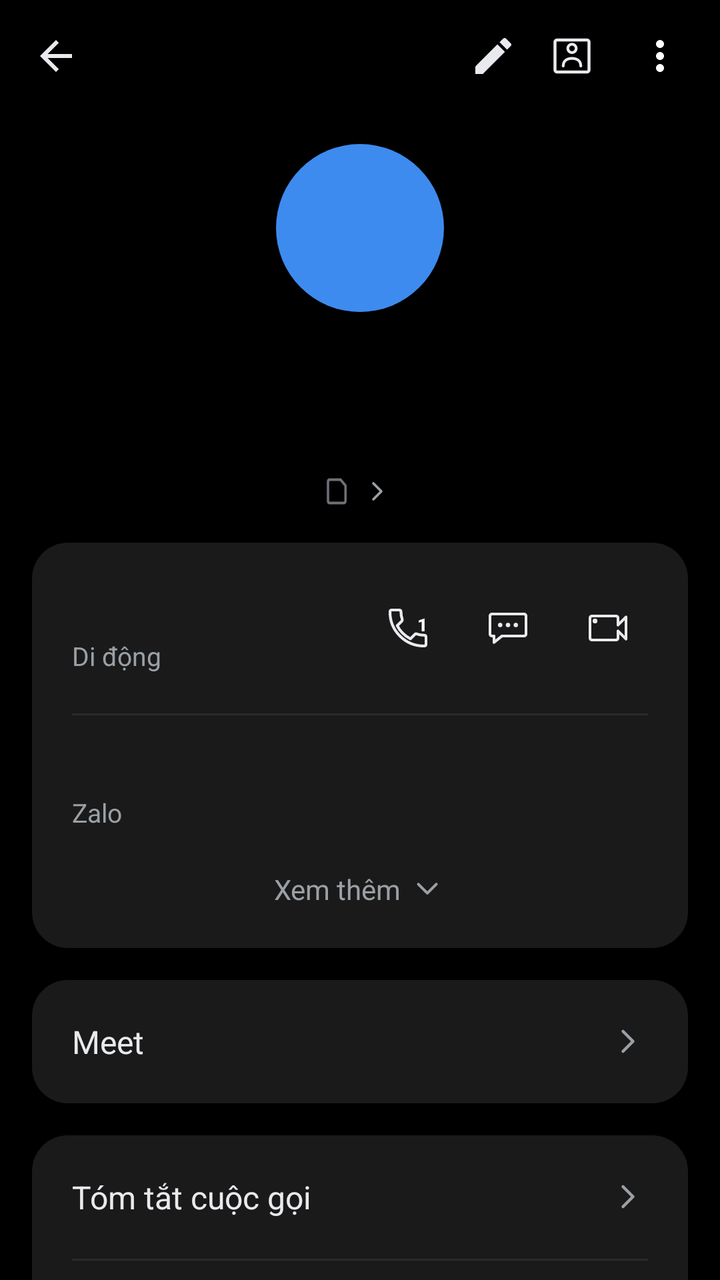
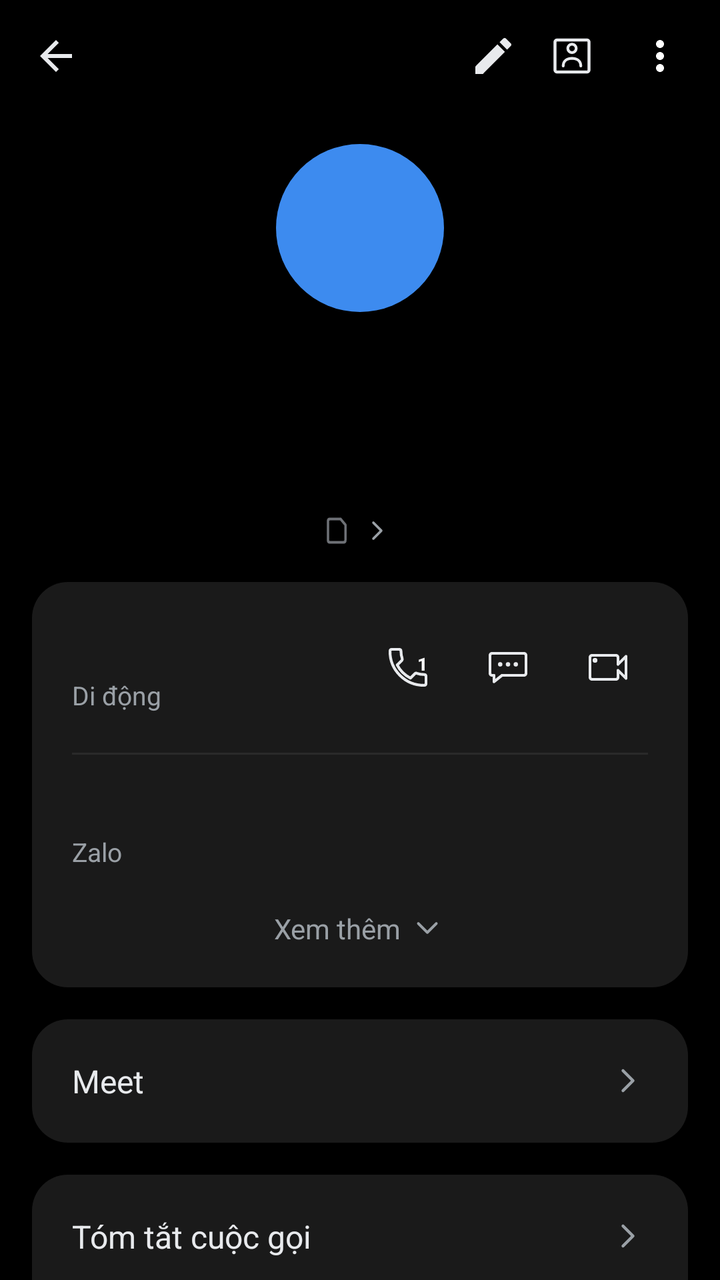

The first picture is an Android layout as it rendered before a commit; the second is the same layout after the commit. The layout source and the unified diff follow.
<!-- AndroidManifest.xml: application theme Theme.SimpleCall -->
<!-- res/layout/fragment_call_history.xml -->
<?xml version="1.0" encoding="utf-8"?>
<LinearLayout xmlns:android="http://schemas.android.com/apk/res/android"
    xmlns:app="http://schemas.android.com/apk/res-auto"
    android:layout_width="match_parent"
    android:layout_height="match_parent"
    android:orientation="vertical"
    android:background="@color/bg">

    
    <LinearLayout
        android:layout_width="match_parent" android:layout_height="56dp"
        android:orientation="horizontal" android:gravity="center_vertical"
        android:paddingStart="4dp" android:paddingEnd="8dp">

        <ImageButton android:id="@+id/btnBack"
            android:layout_width="48dp" android:layout_height="48dp"
            android:background="@android:color/transparent"
            android:src="@drawable/ic_arrow_back"
            android:contentDescription="Quay lại" />

        <Space android:layout_width="0dp" android:layout_height="1dp" android:layout_weight="1" />

        <ImageButton android:id="@+id/btnEdit"
            android:layout_width="35dp" android:layout_height="35dp"
            android:background="@android:color/transparent"
            android:src="@drawable/ic_edit"
            android:contentDescription="Sửa" />

        <ImageButton android:id="@+id/btnContactCard"
            android:layout_width="44dp" android:layout_height="44dp"
            android:background="@android:color/transparent"
            android:src="@drawable/ic_contact_card"
            android:contentDescription="Thẻ liên hệ" />

        <ImageButton android:id="@+id/btnMore"
            android:layout_width="44dp" android:layout_height="44dp"
            android:background="@android:color/transparent"
            android:src="@drawable/ic_more_vert"
            android:contentDescription="Thêm" />
    </LinearLayout>

    <ScrollView
        android:layout_width="match_parent" android:layout_height="0dp"
        android:layout_weight="1"
        android:clipToPadding="false"
        android:paddingBottom="24dp">

        <LinearLayout
            android:layout_width="match_parent" android:layout_height="wrap_content"
            android:orientation="vertical">

            
            <FrameLayout
                android:layout_width="84dp" android:layout_height="84dp"
                android:layout_gravity="center_horizontal"
                android:layout_marginTop="16dp">

                <TextView android:id="@+id/tvAvatar"
                    android:layout_width="84dp" android:layout_height="84dp"
                    android:layout_gravity="center"
                    android:background="@drawable/bg_avatar_circle"
                    android:gravity="center"
                    android:textSize="58sp" android:textColor="@color/white"
                    android:fontFamily="sans-serif-medium" />

                <ImageView android:id="@+id/ivDefaultAvatar"
                    android:layout_width="84dp" android:layout_height="84dp"
                    android:layout_gravity="center"
                    android:background="@drawable/bg_avatar_default"
                    android:src="@drawable/ic_person"
                    android:scaleType="fitCenter"
                    android:padding="4dp"
                    app:tint="@color/white"
                    android:visibility="gone"
                    android:contentDescription="@string/contact_photo" />
            </FrameLayout>

            
            <TextView android:id="@+id/tvTitle"
                android:layout_width="wrap_content" android:layout_height="wrap_content"
                android:layout_gravity="center_horizontal"
                android:layout_marginTop="32dp"
                android:layout_marginStart="32dp" android:layout_marginEnd="32dp"
                android:gravity="center"
                android:textSize="39sp"
                android:textColor="@color/text_primary"
                android:fontFamily="sans-serif" />

            
            <LinearLayout android:id="@+id/rowSimDefault"
                android:layout_width="wrap_content" android:layout_height="wrap_content"
                android:layout_gravity="center_horizontal"
                android:layout_marginTop="-4dp"
                android:orientation="horizontal" android:gravity="center_vertical"
                android:clickable="true" android:focusable="true">

                <FrameLayout
                    android:layout_width="14dp" android:layout_height="14dp">

                    <TextView android:id="@+id/tvSimBadge"
                        android:layout_width="11.76dp" android:layout_height="14dp"
                        android:gravity="center"
                        android:background="@drawable/bg_sim_badge"
                        android:textSize="7sp" android:textColor="@color/call_log_muted" />
                </FrameLayout>

                <TextView android:id="@+id/tvSubtitle"
                    android:layout_width="wrap_content" android:layout_height="wrap_content"
                    android:layout_marginStart="1.5dp"
                    android:textSize="14sp" android:textColor="@color/text_secondary" />

                <ImageView
                    android:layout_width="16dp" android:layout_height="16dp"
                    android:layout_marginStart="2dp"
                    android:src="@drawable/ic_chevron_right" />
            </LinearLayout>

            
            <LinearLayout
                android:layout_width="match_parent" android:layout_height="wrap_content"
                android:layout_margin="16dp"
                android:orientation="vertical"
                android:background="@drawable/bg_card_rounded"
                android:padding="20dp">

                <LinearLayout
                    android:layout_width="match_parent" android:layout_height="wrap_content"
                    android:orientation="horizontal" android:gravity="center_vertical">

                    <LinearLayout
                        android:layout_width="0dp" android:layout_height="wrap_content"
                        android:layout_weight="1" android:orientation="vertical">

                        <TextView android:id="@+id/tvNumber"
                            android:layout_width="wrap_content" android:layout_height="wrap_content"
                            android:textSize="19sp" android:textColor="@color/text_primary" />

                        <TextView android:id="@+id/tvNumberType"
                            android:layout_width="wrap_content" android:layout_height="wrap_content"
                            android:layout_marginTop="2dp"
                            android:text="@string/number_type_mobile"
                            android:textSize="13sp" android:textColor="@color/text_secondary" />
                    </LinearLayout>

                    
                    <FrameLayout
                        android:layout_width="40dp"
                        android:layout_height="40dp">
                        <ImageButton android:id="@+id/btnCallRow"
                            android:layout_width="match_parent"
                            android:layout_height="match_parent"
                            android:background="@android:color/transparent"
                            android:src="@drawable/ic_call_outline"
                            android:contentDescription="@string/call" />
                        
                        <TextView
                            android:id="@+id/tvCallSimNum"
                            android:layout_width="wrap_content"
                            android:layout_height="wrap_content"
                            android:layout_gravity="top|end"
                            android:layout_marginTop="12dp"
                            android:layout_marginEnd="10dp"
                            android:text="1"
                            android:textSize="9sp"
                            android:textStyle="bold"
                            android:textColor="@color/white"
                            android:fontFamily="sans-serif-medium" />
                    </FrameLayout>

                    <ImageButton android:id="@+id/btnMessageRow"
                        android:layout_width="40dp" android:layout_height="40dp"
                        android:layout_marginStart="10dp"
                        android:background="@android:color/transparent"
                        android:src="@drawable/ic_message_outline"
                        android:contentDescription="Nhắn tin" />

                    <ImageButton android:id="@+id/btnVideoRow"
                        android:layout_width="40dp" android:layout_height="40dp"
                        android:layout_marginStart="10dp"
                        android:background="@android:color/transparent"
                        android:src="@drawable/ic_video_call_outline"
                        android:contentDescription="Video call" />
                </LinearLayout>

                <View android:id="@+id/divBeforeZalo"
                    android:layout_width="match_parent" android:layout_height="1dp"
                    android:layout_marginTop="20dp" android:layout_marginBottom="16dp"
                    android:background="@color/divider" />

                <LinearLayout android:id="@+id/rowZalo"
                    android:layout_width="match_parent" android:layout_height="wrap_content"
                    android:orientation="vertical"
                    android:clickable="true" android:focusable="true">

                    <TextView android:id="@+id/tvZalo"
                        android:layout_width="wrap_content" android:layout_height="wrap_content"
                        android:textSize="16sp" android:textColor="@color/text_primary" />

                    <TextView
                        android:layout_width="wrap_content" android:layout_height="wrap_content"
                        android:layout_marginTop="2dp"
                        android:text="Zalo"
                        android:textSize="13sp" android:textColor="@color/text_secondary" />
                </LinearLayout>

                <LinearLayout android:id="@+id/rowSeeMore"
                    android:layout_width="match_parent" android:layout_height="wrap_content"
                    android:layout_marginTop="20dp"
                    android:orientation="horizontal" android:gravity="center"
                    android:clickable="true" android:focusable="true">

                    <TextView
                        android:layout_width="wrap_content" android:layout_height="wrap_content"
                        android:text="Xem thêm"
                        android:textSize="14sp" android:textColor="@color/text_secondary" />

                    <ImageView
                        android:layout_width="18dp" android:layout_height="18dp"
                        android:layout_marginStart="4dp"
                        android:src="@drawable/ic_chevron_down" />
                </LinearLayout>
            </LinearLayout>

            
            <LinearLayout android:id="@+id/rowMeet"
                android:layout_width="match_parent" android:layout_height="wrap_content"
                android:layout_marginStart="16dp" android:layout_marginEnd="16dp"
                android:orientation="horizontal" android:gravity="center_vertical"
                android:background="@drawable/bg_card_rounded"
                android:padding="20dp"
                android:clickable="true" android:focusable="true">

                <TextView
                    android:layout_width="0dp" android:layout_height="wrap_content"
                    android:layout_weight="1"
                    android:text="Meet"
                    android:textSize="16sp" android:textColor="@color/text_primary" />

                <ImageView
                    android:layout_width="20dp" android:layout_height="20dp"
                    android:src="@drawable/ic_chevron_right" />
            </LinearLayout>

            
            <LinearLayout
                android:layout_width="match_parent" android:layout_height="wrap_content"
                android:layout_margin="16dp"
                android:orientation="vertical"
                android:background="@drawable/bg_card_rounded">

                <LinearLayout android:id="@+id/rowCallSummary"
                    android:layout_width="match_parent" android:layout_height="wrap_content"
                    android:orientation="horizontal" android:gravity="center_vertical"
                    android:padding="20dp"
                    android:clickable="true" android:focusable="true">

                    <TextView
                        android:layout_width="0dp" android:layout_height="wrap_content"
                        android:layout_weight="1"
                        android:text="Tóm tắt cuộc gọi"
                        android:textSize="16sp" android:textColor="@color/text_primary" />

                    <ImageView
                        android:layout_width="20dp" android:layout_height="20dp"
                        android:src="@drawable/ic_chevron_right" />
                </LinearLayout>

                <View
                    android:layout_width="match_parent" android:layout_height="1dp"
                    android:layout_marginStart="20dp" android:layout_marginEnd="20dp"
                    android:background="@color/divider" />

                <LinearLayout android:id="@+id/rowCallRecording"
                    android:layout_width="match_parent" android:layout_height="wrap_content"
                    android:orientation="horizontal" android:gravity="center_vertical"
                    android:padding="20dp"
                    android:clickable="true" android:focusable="true">

                    <TextView
                        android:layout_width="0dp" android:layout_height="wrap_content"
                        android:layout_weight="1"
                        android:text="Bản ghi âm cuộc gọi"
                        android:textSize="16sp" android:textColor="@color/text_primary" />

                    <ImageView
                        android:layout_width="20dp" android:layout_height="20dp"
                        android:src="@drawable/ic_chevron_right" />
                </LinearLayout>
            </LinearLayout>

            
            <LinearLayout android:id="@+id/cardAddContact"
                android:layout_width="match_parent" android:layout_height="wrap_content"
                android:layout_margin="16dp"
                android:orientation="vertical"
                android:background="@drawable/bg_card_rounded"
                android:visibility="gone">

                <LinearLayout android:id="@+id/rowCreateContact"
                    android:layout_width="match_parent" android:layout_height="wrap_content"
                    android:orientation="horizontal" android:gravity="center_vertical"
                    android:padding="20dp"
                    android:clickable="true" android:focusable="true">

                    <TextView
                        android:layout_width="0dp" android:layout_height="wrap_content"
                        android:layout_weight="1"
                        android:text="Tạo liên hệ mới"
                        android:textSize="16sp" android:textColor="@color/text_primary" />

                    <ImageView
                        android:layout_width="20dp" android:layout_height="20dp"
                        android:src="@drawable/ic_chevron_right" />
                </LinearLayout>

                <View
                    android:layout_width="match_parent" android:layout_height="1dp"
                    android:layout_marginStart="20dp" android:layout_marginEnd="20dp"
                    android:background="@color/divider" />

                <LinearLayout android:id="@+id/rowAddExisting"
                    android:layout_width="match_parent" android:layout_height="wrap_content"
                    android:orientation="horizontal" android:gravity="center_vertical"
                    android:padding="20dp"
                    android:clickable="true" android:focusable="true">

                    <TextView
                        android:layout_width="0dp" android:layout_height="wrap_content"
                        android:layout_weight="1"
                        android:text="Thêm vào liên lạc hiện có"
                        android:textSize="16sp" android:textColor="@color/text_primary" />

                    <ImageView
                        android:layout_width="20dp" android:layout_height="20dp"
                        android:src="@drawable/ic_chevron_right" />
                </LinearLayout>
            </LinearLayout>

            
            <LinearLayout
                android:layout_width="match_parent" android:layout_height="wrap_content"
                android:layout_marginStart="20dp" android:layout_marginEnd="12dp"
                android:layout_marginTop="8dp"
                android:orientation="horizontal" android:gravity="center_vertical">

                <TextView
                    android:layout_width="0dp" android:layout_height="wrap_content"
                    android:layout_weight="1"
                    android:text="Nhật ký cuộc gọi"
                    android:textSize="15sp" android:textColor="@color/text_secondary" />

                <TextView android:id="@+id/btnClearLog"
                    android:layout_width="wrap_content" android:layout_height="wrap_content"
                    android:text="Xóa"
                    android:textSize="15sp" android:textColor="@color/accent_blue"
                    android:padding="8dp"
                    android:clickable="true" android:focusable="true" />
            </LinearLayout>

            
            <LinearLayout android:id="@+id/llHistoryEntries"
                android:layout_width="match_parent" android:layout_height="wrap_content"
                android:layout_margin="16dp"
                android:orientation="vertical"
                android:background="@drawable/bg_card_rounded" />

        </LinearLayout>
    </ScrollView>
</LinearLayout>
<!-- resources referenced by this layout -->
<resources>
  <color name="accent_blue">#1A73E8</color>
  <color name="bg">#000000</color>
  <color name="call_log_muted">#6E7176</color>
  <color name="divider">#2A2A2A</color>
  <color name="text_primary">#E8EAED</color>
  <color name="text_secondary">#9AA0A6</color>
  <color name="white">#FFFFFF</color>
  <!-- drawable bg_avatar_circle (drawable) -->
  <?xml version="1.0" encoding="utf-8"?>
  <shape xmlns:android="http://schemas.android.com/apk/res/android"
      android:shape="oval">
      <solid android:color="@color/avatar_purple" />
  </shape>
  <!-- drawable bg_avatar_default (drawable) -->
  <?xml version="1.0" encoding="utf-8"?>
  <shape xmlns:android="http://schemas.android.com/apk/res/android"
      android:shape="oval">
      <solid android:color="@color/accent_blue" />
  </shape>
  <!-- drawable bg_card_rounded (drawable) -->
  <?xml version="1.0" encoding="utf-8"?>
  <shape xmlns:android="http://schemas.android.com/apk/res/android"
      android:shape="rectangle">
      <solid android:color="@color/detail_card_bg" />
      <corners android:radius="18dp" />
  </shape>
  <!-- drawable ic_arrow_back (drawable) -->
  <?xml version="1.0" encoding="utf-8"?>
  <vector xmlns:android="http://schemas.android.com/apk/res/android"
      android:width="24dp" android:height="24dp"
      android:viewportWidth="24" android:viewportHeight="24">
      
      <path android:fillColor="@color/text_primary"
          android:pathData="M20,11H7.83l5.59-5.59L12,4l-8,8 8,8 1.41-1.41L7.83,13H20v-2z"/>
  </vector>
  <!-- drawable ic_chevron_down (drawable) -->
  <?xml version="1.0" encoding="utf-8"?>
  <vector xmlns:android="http://schemas.android.com/apk/res/android"
      android:width="24dp" android:height="24dp"
      android:viewportWidth="24" android:viewportHeight="24">
      <path android:fillColor="#00000000"
          android:strokeColor="@color/text_secondary"
          android:strokeWidth="1.8"
          android:strokeLineCap="round"
          android:strokeLineJoin="round"
          android:pathData="M6,9 L12,15 L18,9"/>
  </vector>
  <!-- drawable ic_edit (drawable) -->
  <?xml version="1.0" encoding="utf-8"?>
  <vector xmlns:android="http://schemas.android.com/apk/res/android"
      android:width="24dp" android:height="24dp"
      android:viewportWidth="24" android:viewportHeight="24">
      <path android:fillColor="@color/text_primary"
          android:pathData="M3,17.25V21h3.75L17.81,9.94l-3.75,-3.75L3,17.25zM20.71,7.04c0.39,-0.39 0.39,-1.02 0,-1.41l-2.34,-2.34c-0.39,-0.39 -1.02,-0.39 -1.41,0l-1.83,1.83 3.75,3.75 1.83,-1.83z"/>
  </vector>
  <!-- drawable ic_more_vert (drawable) -->
  <?xml version="1.0" encoding="utf-8"?>
  <vector xmlns:android="http://schemas.android.com/apk/res/android"
      android:width="24dp" android:height="24dp"
      android:viewportWidth="24" android:viewportHeight="24">
      <path android:fillColor="#FFFFFF"
          android:pathData="M12,8c1.1,0 2,-0.9 2,-2s-0.9,-2 -2,-2 -2,0.9 -2,2 0.9,2 2,2zM12,10c-1.1,0 -2,0.9 -2,2s0.9,2 2,2 2,-0.9 2,-2 -0.9,-2 -2,-2zM12,16c-1.1,0 -2,0.9 -2,2s0.9,2 2,2 2,-0.9 2,-2 -0.9,-2 -2,-2z"/>
  </vector>
  <!-- drawable ic_person (drawable) -->
  <?xml version="1.0" encoding="utf-8"?>
  <vector xmlns:android="http://schemas.android.com/apk/res/android"
      android:width="24dp" android:height="24dp"
      android:viewportWidth="24" android:viewportHeight="24">
      <path android:fillColor="#FFFFFFFF"
          android:pathData="M12,12c2.21,0 4,-1.79 4,-4s-1.79,-4 -4,-4 -4,1.79 -4,4 1.79,4 4,4zM12,14c-2.67,0 -8,1.34 -8,4v2h16v-2c0,-2.66 -5.33,-4 -8,-4z"/>
  </vector>
  <string name="call">Gọi</string>
  <string name="contact_photo">Ảnh liên hệ</string>
  <string name="number_type_mobile">Di động</string>
  <color name="avatar_purple">#3D8BEF</color>
  <color name="detail_card_bg">#1A1A1A</color>
  <color name="primary">#1E8E3E</color>
  <color name="primary_dark">#137333</color>
  <!-- unchanged entries left out for length: 7 -->
</resources>

<!-- the commit's change to res/layout/fragment_call_history.xml (unified diff, before → after) -->
@@ -90,7 +90,7 @@
             <LinearLayout android:id="@+id/rowSimDefault"
                 android:layout_width="wrap_content" android:layout_height="wrap_content"
                 android:layout_gravity="center_horizontal"
-                android:layout_marginTop="-4dp"
+                android:layout_marginTop="16dp"
                 android:orientation="horizontal" android:gravity="center_vertical"
                 android:clickable="true" android:focusable="true">
 
